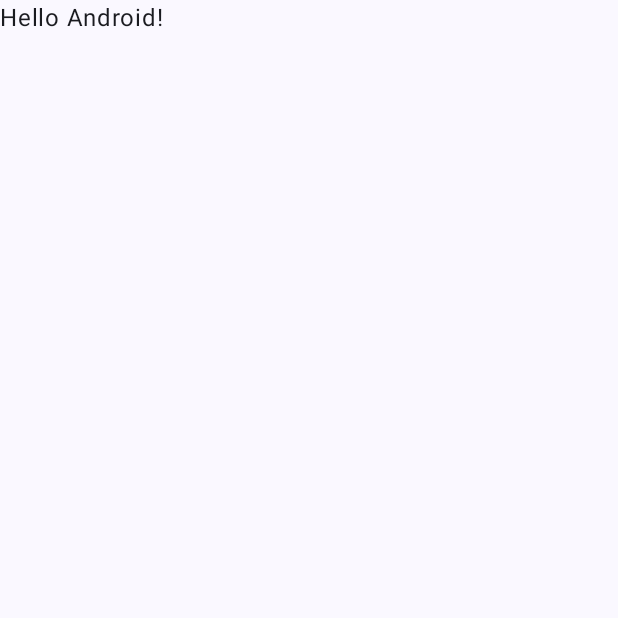
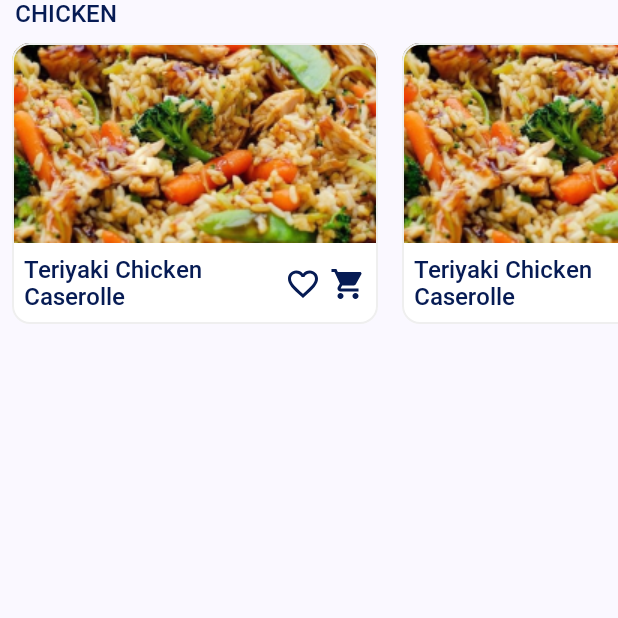
Before and after one commit to mateuszejsmont/Recipy, an Android app built with Jetpack Compose: the screen it shows after launch (MainActivity), on a phone screen of 412 x 824 dp, the top half of it. Before the commit the part shown is almost empty. Run offline under Robolectric (Android 15) with nearby library versions, the phone set to English and light mode, and no system bars.

Commit message:
Dish Horizontal List UI

```diff
--- a/app/src/main/java/com/example/recipy/MainActivity.kt
+++ b/app/src/main/java/com/example/recipy/MainActivity.kt
@@ -10,6 +10,7 @@ import androidx.compose.material3.Text
 import androidx.compose.runtime.Composable
 import androidx.compose.ui.Modifier
 import androidx.compose.ui.tooling.preview.Preview
+import com.example.recipy.ui.shared.DishHorizontalList
 import com.example.recipy.ui.theme.RecipyTheme
 
 class MainActivity : ComponentActivity() {
@@ -22,7 +23,7 @@ class MainActivity : ComponentActivity() {
                     modifier = Modifier.fillMaxSize(),
                     color = MaterialTheme.colorScheme.background
                 ) {
-                    Greeting("Android")
+                    DishHorizontalList()
                 }
             }
         }
--- a/app/src/main/java/com/example/recipy/ui/shared/DishElement.kt
+++ b/app/src/main/java/com/example/recipy/ui/shared/DishElement.kt
@@ -1,5 +1,6 @@
 package com.example.recipy.ui.shared
 
+import androidx.compose.foundation.BorderStroke
 import androidx.compose.foundation.Image
 import androidx.compose.foundation.clickable
 import androidx.compose.foundation.layout.Column
@@ -19,6 +20,7 @@ import androidx.compose.material3.Text
 import androidx.compose.runtime.Composable
 import androidx.compose.ui.Alignment
 import androidx.compose.ui.Modifier
+import androidx.compose.ui.graphics.Color
 import androidx.compose.ui.layout.ContentScale
 import androidx.compose.ui.res.colorResource
 import androidx.compose.ui.res.painterResource
@@ -33,9 +35,11 @@ import com.example.recipy.ui.theme.RecipyTheme
 @Composable
 fun DishElement(modifier: Modifier = Modifier){
     Card(
-        modifier = modifier
-            .width(244.dp),
-        elevation = CardDefaults.cardElevation(defaultElevation = 2.dp)
+        modifier = modifier.width(244.dp),
+        border = BorderStroke(1.dp, colorResource(id = R.color.light_gray)),
+        colors = CardDefaults.cardColors(
+            containerColor = Color.White,
+        )
     ) {
         Column {
             Image(
--- /dev/null
+++ b/app/src/main/java/com/example/recipy/ui/shared/DishHorizontalList.kt
@@ -0,0 +1,50 @@
+package com.example.recipy.ui.shared
+
+import androidx.compose.foundation.layout.Column
+import androidx.compose.foundation.layout.Spacer
+import androidx.compose.foundation.layout.height
+import androidx.compose.foundation.layout.padding
+import androidx.compose.foundation.lazy.LazyRow
+import androidx.compose.foundation.lazy.items
+import androidx.compose.material3.Text
+import androidx.compose.runtime.Composable
+import androidx.compose.ui.Modifier
+import androidx.compose.ui.res.colorResource
+import androidx.compose.ui.text.font.Font
+import androidx.compose.ui.text.font.FontFamily
+import androidx.compose.ui.tooling.preview.Preview
+import androidx.compose.ui.unit.dp
+import androidx.compose.ui.unit.sp
+import com.example.recipy.R
+import com.example.recipy.ui.theme.RecipyTheme
+
+@Composable
+fun DishHorizontalList(modifier: Modifier = Modifier){
+    val itemsList = (1..5).toList()
+
+    Column (modifier = modifier) {
+        Text(
+            modifier = Modifier.padding(horizontal = 10.dp),
+            text = "CHICKEN",
+            fontFamily = FontFamily(Font(R.font.roboto_medium)),
+            fontSize = 16.sp,
+            lineHeight = 18.sp,
+            letterSpacing = 0.sp,
+            color = colorResource(id = R.color.dark_blue),
+        )
+        Spacer(modifier = Modifier.height(10.dp))
+        LazyRow {
+            items(itemsList) { _ ->
+                DishElement(modifier = Modifier.padding(horizontal =  8.dp))
+            }
+        }
+    }
+}
+
+@Preview(showBackground = true)
+@Composable
+fun DishHorizontalListPreview(){
+    RecipyTheme {
+        DishHorizontalList()
+    }
+}
--- a/app/src/main/res/values/colors.xml
+++ b/app/src/main/res/values/colors.xml
@@ -8,4 +8,5 @@
     <color name="black">#FF000000</color>
     <color name="white">#FFFFFFFF</color>
     <color name="dark_blue">#FF061B54</color>
+    <color name="light_gray">#FFEFEFEF</color>
 </resources>
```
